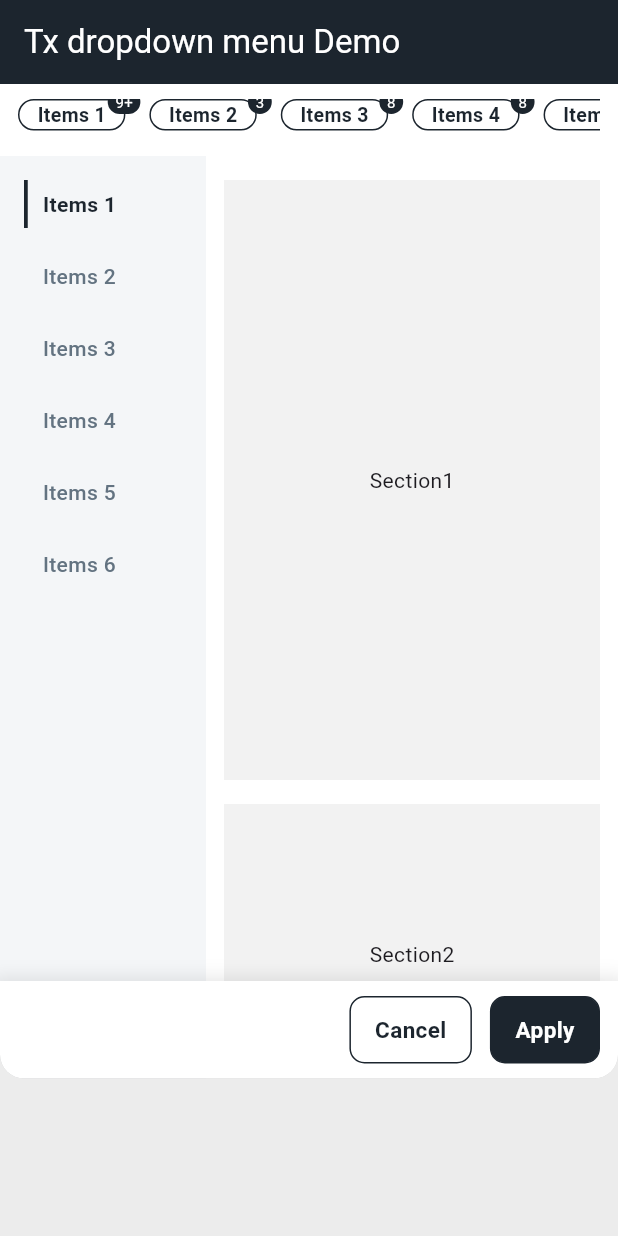
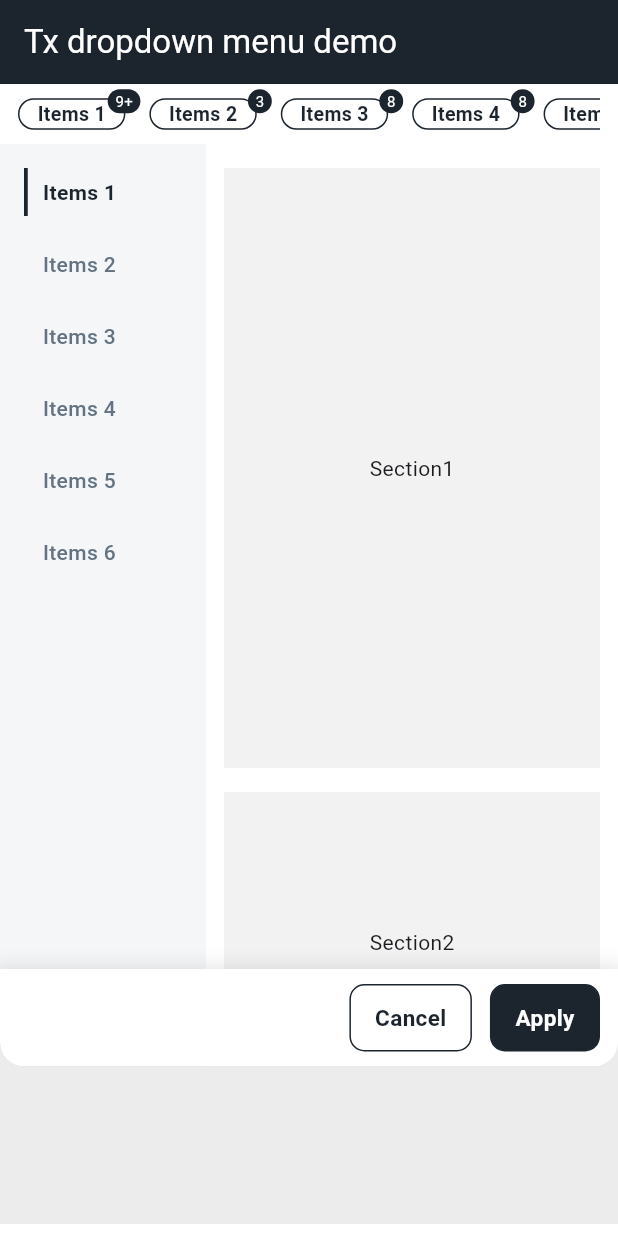
Before and after one commit to Tuanxu5/tx-dropdown-menu, a Flutter app: the screen it shows after launch, after a tap on "Items 1", on a phone screen of 412 x 824 dp. Run offline on Flutter 3.47's test engine with Material 3 defaults, Android fonts, the phone set to English and light mode, and no system bars; drawn by our look-alikes of scroll_to_index.

Commit message:
fix: fix header broken layout

```diff
--- a/example/lib/main.dart
+++ b/example/lib/main.dart
@@ -94,7 +94,7 @@ class _TxDropdownMenuDemoState extends State<TxDropdownMenuDemo> {
         appBar: AppBar(
           backgroundColor: ColorData.colorPrimary,
           foregroundColor: ColorData.colorWhite,
-          title: const Text("Tx dropdown menu Demo"),
+          title: const Text("Tx dropdown menu demo"),
         ),
         body: TxDropDownMenu(
           context: context,
--- a/lib/src/tx_dropdown_menu_header.dart
+++ b/lib/src/tx_dropdown_menu_header.dart
@@ -55,21 +55,11 @@ class _TxDropdownMenuHeaderState extends State<TxDropdownMenuHeader> {
   @override
   Widget build(BuildContext context) {
     return Container(
-      height: 48,
-      padding: const EdgeInsets.symmetric(horizontal: 12),
+      height: 40,
+      padding: const EdgeInsets.only(left: 12.0, right: 12.0),
       decoration: const BoxDecoration(
         color: ColorData.colorWhite,
-        borderRadius: BorderRadius.only(
-          topLeft: Radius.circular(12),
-          topRight: Radius.circular(12),
       ),
-      ),
-      child: Row(
-        children: [
-          Expanded(
-            child: SizedBox(
-              height: 28,
-              width: double.infinity,
       child: ListView.builder(
         scrollDirection: Axis.horizontal,
         itemCount: widget.items.length,
@@ -83,10 +73,6 @@ class _TxDropdownMenuHeaderState extends State<TxDropdownMenuHeader> {
           );
         },
       ),
-            ),
-          ),
-        ],
-      ),
     );
   }
 }
--- a/lib/src/tx_dropdown_menu_item.dart
+++ b/lib/src/tx_dropdown_menu_item.dart
@@ -15,7 +15,10 @@ class TxDropdownMenuHeaderItem extends StatelessWidget {
 
   @override
   Widget build(BuildContext context) {
-    return InkWell(
+    return Container(
+      alignment: Alignment.center,
+      height: 40,
+      child: InkWell(
         onTap: onPressed,
         child: Stack(
           clipBehavior: Clip.none,
@@ -70,6 +73,7 @@ class TxDropdownMenuHeaderItem extends StatelessWidget {
               )
           ],
         ),
+      ),
     );
   }
 }
```
Lines whose indentation alone changed are shown as unchanged.
